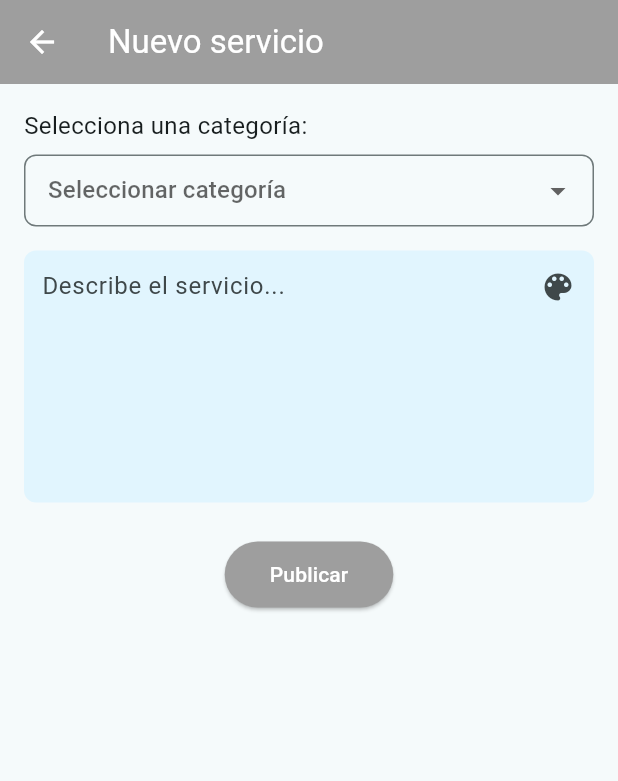
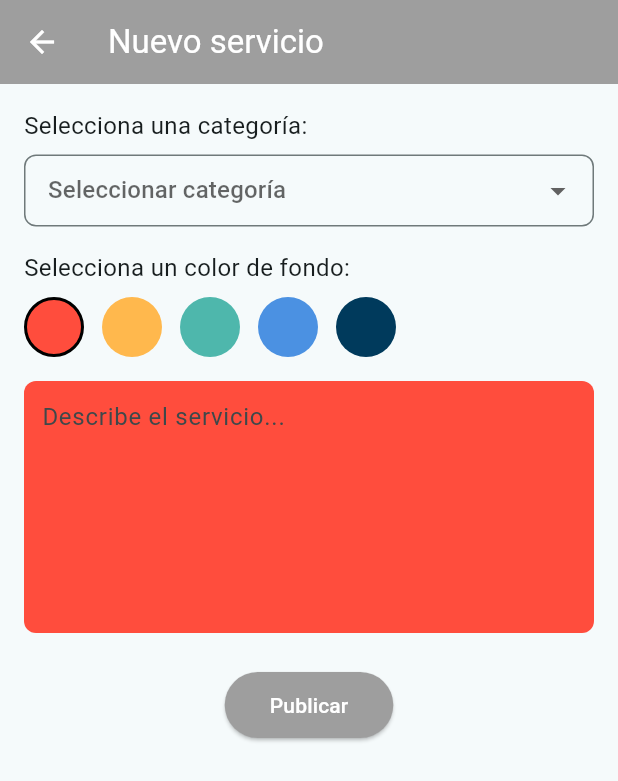
Before and after one commit to Kimberly-Porras/U-nidos, a Flutter app: the HomeScreen screen opened by its route, after a tap on the "add" icon, on a phone screen of 412 x 824 dp. Shown: the top 781 px of the screen. Run offline on Flutter 3.47's test engine with Material 3 defaults, Android fonts, the phone set to English and light mode, and no system bars; our stand-ins replace bloc, cloud_firestore, connectivity_plus, equatable, firebase_auth, firebase_core and 3 more; accounts and stored records are empty.

Commit message:
Corrección de color de interfaces

```diff
--- /dev/null
+++ b/u_nidos/lib/app_colors.dart
@@ -0,0 +1,15 @@
+import 'package:flutter/material.dart';
+
+class AppColors {
+  static final Map<String, Color> coloresUniversidades = {
+    'UNA': Color(0xFFAD002E),
+    'UCR': Color(0xFF007DC5),
+    'TEC': Color(0xFF0C2340),
+    'UNED': Color(0xFF003366),
+    'UTN': Color(0xFF003865),
+  };
+
+  static Color obtenerColor(String universidad) {
+    return coloresUniversidades[universidad] ?? Colors.grey;
+  }
+}
--- a/u_nidos/lib/chat/screens/chat_page.dart
+++ b/u_nidos/lib/chat/screens/chat_page.dart
@@ -31,7 +31,9 @@ class _ChatPageState extends State<ChatPage> {
   @override
   Widget build(BuildContext context) {
     return Scaffold(
-      appBar: AppBar(title: const Text('Mis chats')),
+      appBar: AppBar(
+        title: const Text('Mis chats'),
+      ), // ✅ Usa el color del tema automáticamente
       body: BlocBuilder<ConversationListBloc, ConversationListState>(
         builder: (context, state) {
           if (state is ConversationListLoading) {
@@ -115,7 +117,7 @@ class _ChatPageState extends State<ChatPage> {
                             builder:
                                 (_) => ChatConversationPage(
                                   nombreContacto: nombre,
-                                  fotoUrl: '', // vacío porque no se usa
+                                  fotoUrl: '', // no se usa
                                   contactoId: contactoId,
                                   usuarioActualId: widget.usuarioActualId,
                                 ),
--- a/u_nidos/lib/list_publication/screen/publications_page.dart
+++ b/u_nidos/lib/list_publication/screen/publications_page.dart
@@ -2,11 +2,13 @@ import 'package:flutter/material.dart';
 import 'package:flutter_bloc/flutter_bloc.dart';
 import 'package:firebase_auth/firebase_auth.dart';
 import 'package:share_plus/share_plus.dart';
+
 import 'package:u_nidos/list_publication/bloc/publications_bloc.dart';
 import 'package:u_nidos/list_publication/bloc/publications_state.dart';
 import 'package:u_nidos/list_publication/bloc/publications_event.dart';
 import 'package:u_nidos/list_publication/repository/publications_repository.dart';
 import 'package:u_nidos/list_publication/widget/publication_card.dart';
+
 import 'package:u_nidos/shared_preferences.dart';
 import 'package:u_nidos/chat/screens/chat_conversation_page.dart';
 import 'package:u_nidos/auth/bloc/screens/public_profile_page.dart';
@@ -20,16 +22,7 @@ class PublicationsPage extends StatefulWidget {
 
 class _PublicationsPageState extends State<PublicationsPage> {
   final TextEditingController _busquedaCtrl = TextEditingController();
-  late Color _colorPrincipal = Colors.blueAccent;
   String _filtro = '';
-
-  final Map<String, Color> coloresUniversidades = {
-    'UNA': const Color(0xFFAD002E),
-    'UCR': const Color(0xFF007DC5),
-    'TEC': const Color(0xFF0C2340),
-    'UNED': const Color(0xFF003366),
-    'UTN': const Color(0xFF003865),
-  };
 
   @override
   void initState() {
@@ -50,10 +43,12 @@ class _PublicationsPageState extends State<PublicationsPage> {
 
   @override
   Widget build(BuildContext context) {
+    final colorPrincipal = Theme.of(context).primaryColor;
+
     return Scaffold(
       appBar: AppBar(
         title: const Text('Inicio'),
-        backgroundColor: _colorPrincipal,
+        backgroundColor: colorPrincipal,
       ),
       body: Column(
         children: [
@@ -79,7 +74,8 @@ class _PublicationsPageState extends State<PublicationsPage> {
                 if (state is PublicacionCargando) {
                   return const Center(child: CircularProgressIndicator());
                 } else if (state is PublicacionCargada) {
-                  final publicaciones = state.publicaciones.where((pub) {
+                  final publicaciones =
+                      state.publicaciones.where((pub) {
                         return pub.descripcion.toLowerCase().contains(
                           _filtro.toLowerCase(),
                         );
@@ -96,7 +92,6 @@ class _PublicationsPageState extends State<PublicationsPage> {
                     itemCount: publicaciones.length,
                     itemBuilder: (context, index) {
                       final p = publicaciones[index];
-
                       final fondoSeguro =
                           (p.fondo is int) ? p.fondo : 0xFFE0E0E0;
 
@@ -120,8 +115,9 @@ class _PublicationsPageState extends State<PublicationsPage> {
                           if (uidActual == uidDestino) {
                             ScaffoldMessenger.of(context).showSnackBar(
                               const SnackBar(
-                                content:
-                                    Text('No puedes chatear contigo mismo'),
+                                content: Text(
+                                  'No puedes chatear contigo mismo',
+                                ),
                               ),
                             );
                             return;
@@ -130,7 +126,8 @@ class _PublicationsPageState extends State<PublicationsPage> {
                           Navigator.push(
                             context,
                             MaterialPageRoute(
-                              builder: (_) => ChatConversationPage(
+                              builder:
+                                  (_) => ChatConversationPage(
                                     nombreContacto: p.nombre,
                                     fotoUrl: '',
                                     contactoId: uidDestino,
@@ -141,8 +138,7 @@ class _PublicationsPageState extends State<PublicationsPage> {
                         },
                         onCompartir: () {
                           Share.share(
-                            'Servicio en U-NIDOS:\n\n'
-                            '${p.nombre} ofrece: ${p.descripcion}',
+                            'Servicio en U-NIDOS:\n\n${p.nombre} ofrece: ${p.descripcion}',
                           );
                         },
                       );
@@ -162,7 +158,7 @@ class _PublicationsPageState extends State<PublicationsPage> {
         onPressed: () {
           // TODO: Navegar a la pantalla para publicar servicio
         },
-        backgroundColor: _colorPrincipal,
+        backgroundColor: colorPrincipal,
         child: const Icon(Icons.add),
       ),
     );
--- a/u_nidos/lib/main.dart
+++ b/u_nidos/lib/main.dart
@@ -26,6 +26,9 @@ import 'chat/bloc conversation list/conversation_list_bloc.dart';
 import 'package:u_nidos/list_publication/bloc/publications_bloc.dart';
 import 'package:u_nidos/list_publication/repository/publications_repository.dart';
 import 'package:intl/date_symbol_data_local.dart';
+
+import 'university_theme.dart';
+import 'app_colors.dart';
 
 final GlobalKey<ScaffoldMessengerState> scaffoldMessengerKey =
     GlobalKey<ScaffoldMessengerState>();
@@ -65,15 +68,6 @@ class UNidosApp extends StatefulWidget {
 
 class _UNidosAppState extends State<UNidosApp> {
   String? universidadSeleccionada;
-
-  final Map<String, Color> coloresUniversidades = {
-    'UNA': Color(0xFFAD002E),
-    'UCR': Color(0xFF007DC5),
-    'TEC': Color(0xFF0C2340),
-    'UNED': Color(0xFF003366),
-    'UTN': Color(0xFF003865),
-  };
-
   final AuthRepository authRepository = AuthRepository();
 
   @override
@@ -91,8 +85,7 @@ class _UNidosAppState extends State<UNidosApp> {
 
   @override
   Widget build(BuildContext context) {
-    Color colorPrimario =
-        coloresUniversidades[universidadSeleccionada] ?? Colors.grey;
+    final colorPrimario = AppColors.obtenerColor(universidadSeleccionada ?? '');
 
     return MultiBlocProvider(
       providers: [
@@ -186,7 +179,7 @@ class AuthWrapper extends StatelessWidget {
         } else if (state is AuthSuccess) {
           final uid = state.uid;
           print('🧑 UID autenticado desde AuthSuccess: $uid');
-          return HomeScreen(uid: state.uid);
+          return HomeScreen(uid: uid);
         } else {
           return const LoginScreen();
         }
--- a/u_nidos/lib/profile/screens/perfil_page.dart
+++ b/u_nidos/lib/profile/screens/perfil_page.dart
@@ -28,21 +28,21 @@ class _PerfilPageState extends State<PerfilPage> {
 
   void _cerrarSesion(BuildContext context) async {
     await FirebaseAuth.instance.signOut();
-
     if (!mounted) return;
-
     Navigator.of(context).pushNamedAndRemoveUntil('/access', (route) => false);
   }
 
   @override
   Widget build(BuildContext context) {
     final uid = FirebaseAuth.instance.currentUser?.uid ?? '';
+    final colorUniversidad = Theme.of(context).primaryColor;
 
     return BlocProvider(
       create: (_) => ProfileBloc()..add(LoadUserProfile(uid)),
       child: Scaffold(
         appBar: AppBar(
           title: const Text('Mi Perfil'),
+          backgroundColor: colorUniversidad,
           actions: [
             IconButton(
               icon: const Icon(Icons.logout),
@@ -157,7 +157,7 @@ class _PerfilPageState extends State<PerfilPage> {
                       );
                     },
                     style: ElevatedButton.styleFrom(
-                      backgroundColor: Theme.of(context).primaryColor,
+                      backgroundColor: colorUniversidad,
                       foregroundColor: Colors.white,
                       minimumSize: const Size(double.infinity, 50),
                     ),
--- a/u_nidos/lib/publication/screens/publicar_servicio_page.dart
+++ b/u_nidos/lib/publication/screens/publicar_servicio_page.dart
@@ -1,11 +1,17 @@
 import 'package:flutter/material.dart';
 import 'package:flutter_bloc/flutter_bloc.dart';
-import 'package:flutter_colorpicker/flutter_colorpicker.dart';
 import '../bloc/publication_bloc.dart';
 import '../bloc/publication_event.dart';
 import '../bloc/publication_state.dart';
 
-class PublicarServicioPage extends StatelessWidget {
+class PublicarServicioPage extends StatefulWidget {
+  const PublicarServicioPage({super.key});
+
+  @override
+  State<PublicarServicioPage> createState() => _PublicarServicioPageState();
+}
+
+class _PublicarServicioPageState extends State<PublicarServicioPage> {
   final List<Map<String, dynamic>> categorias = [
     {'label': 'Arte', 'icon': Icons.brush, 'color': Colors.pink},
     {'label': 'Música', 'icon': Icons.music_note, 'color': Colors.deepPurple},
@@ -34,35 +40,27 @@ class PublicarServicioPage extends StatelessWidget {
     },
   ];
 
-  PublicarServicioPage({super.key});
-
-  void _mostrarColorPicker(BuildContext context, Color actual) async {
-    final color = await showDialog<Color>(
-      context: context,
-      builder:
-          (_) => AlertDialog(
-            title: const Text('Seleccionar color de fondo'),
-            content: BlockPicker(
-              pickerColor: actual,
-              onColorChanged: (c) => Navigator.pop(context, c),
-            ),
-          ),
-    );
-
-    if (color != null) {
-      context.read<PublicationBloc>().add(BackgroundColorChanged(color));
-    }
-  }
+  final List<Color> coloresUniversales = [
+    Color(0xFFFF4D3D),
+    Color(0xFFFFB84D),
+    Color(0xFF4EB7AC),
+    Color(0xFF4B91E2),
+    Color(0xFF003A5C),
+  ];
 
   @override
   Widget build(BuildContext context) {
     return BlocProvider(
-      create: (_) => PublicationBloc(),
-      child: Scaffold(
+      create:
+          (_) =>
+              PublicationBloc()..add(
+                BackgroundColorChanged(Color(0xFFFF4D3D)),
+              ), // color inicial
+      child: BlocBuilder<PublicationBloc, PublicationState>(
+        builder: (context, state) {
+          return Scaffold(
             appBar: AppBar(title: const Text('Nuevo servicio')),
-        body: BlocBuilder<PublicationBloc, PublicationState>(
-          builder: (context, state) {
-            return Padding(
+            body: Padding(
               padding: const EdgeInsets.all(16),
               child: Column(
                 crossAxisAlignment: CrossAxisAlignment.start,
@@ -72,8 +70,6 @@ class PublicarServicioPage extends StatelessWidget {
                     style: TextStyle(fontSize: 16),
                   ),
                   const SizedBox(height: 8),
-
-                  /// Dropdown personalizado con iconos y colores
                   DropdownButtonFormField<String>(
                     value: state.categoria.isEmpty ? null : state.categoria,
                     hint: const Text('Seleccionar categoría'),
@@ -111,11 +107,41 @@ class PublicarServicioPage extends StatelessWidget {
                       }
                     },
                   ),
-
                   const SizedBox(height: 16),
-                  Stack(
-                    alignment: Alignment.topRight,
-                    children: [
+                  const Text(
+                    'Selecciona un color de fondo:',
+                    style: TextStyle(fontSize: 16),
+                  ),
+                  const SizedBox(height: 8),
+                  Wrap(
+                    spacing: 12,
+                    children:
+                        coloresUniversales.map((color) {
+                          return GestureDetector(
+                            onTap: () {
+                              context.read<PublicationBloc>().add(
+                                BackgroundColorChanged(color),
+                              );
+                            },
+                            child: Container(
+                              width: 40,
+                              height: 40,
+                              decoration: BoxDecoration(
+                                color: color,
+                                shape: BoxShape.circle,
+                                border: Border.all(
+                                  color:
+                                      state.fondo == color
+                                          ? Colors.black
+                                          : Colors.transparent,
+                                  width: 2,
+                                ),
+                              ),
+                            ),
+                          );
+                        }).toList(),
+                  ),
+                  const SizedBox(height: 16),
                   Container(
                     padding: const EdgeInsets.all(12),
                     decoration: BoxDecoration(
@@ -131,14 +157,8 @@ class PublicarServicioPage extends StatelessWidget {
                       decoration: const InputDecoration.collapsed(
                         hintText: 'Describe el servicio...',
                       ),
+                      style: const TextStyle(color: Colors.white),
                     ),
-                      ),
-                      IconButton(
-                        icon: const Icon(Icons.color_lens),
-                        onPressed:
-                            () => _mostrarColorPicker(context, state.fondo),
-                      ),
-                    ],
                   ),
                   const SizedBox(height: 24),
                   Center(
@@ -162,11 +182,8 @@ class PublicarServicioPage extends StatelessWidget {
                                 );
                               },
                       style: ElevatedButton.styleFrom(
-                        backgroundColor:
-                            Theme.of(
-                              context,
-                            ).primaryColor, // ✅ color por universidad
-                        foregroundColor: Colors.white, // ✅ texto en blanco
+                        backgroundColor: Theme.of(context).primaryColor,
+                        foregroundColor: Colors.white,
                         padding: const EdgeInsets.symmetric(
                           horizontal: 30,
                           vertical: 12,
@@ -179,7 +196,7 @@ class PublicarServicioPage extends StatelessWidget {
                                 width: 20,
                                 child: CircularProgressIndicator(
                                   strokeWidth: 2,
-                                  color: Colors.white, // ✅ loader en blanco
+                                  color: Colors.white,
                                 ),
                               )
                               : const Text('Publicar'),
@@ -187,9 +204,9 @@ class PublicarServicioPage extends StatelessWidget {
                   ),
                 ],
               ),
+            ),
           );
         },
-        ),
       ),
     );
   }
--- a/u_nidos/lib/services/home_screen.dart
+++ b/u_nidos/lib/services/home_screen.dart
@@ -12,7 +12,7 @@ import 'package:u_nidos/chat/repository/chat_repository.dart';
 
 class HomeScreen extends StatefulWidget {
   final String uid;
-  const HomeScreen({super.key, required this.uid}); // ✅ recibe el UID
+  const HomeScreen({super.key, required this.uid});
 
   @override
   State<HomeScreen> createState() => _HomeScreenState();
@@ -20,35 +20,13 @@ class HomeScreen extends StatefulWidget {
 
 class _HomeScreenState extends State<HomeScreen> {
   int _currentIndex = 0;
-  Color _colorPrincipal = Colors.blueAccent;
 
-  final Map<String, Color> coloresUniversidades = {
-    'UNA': Color(0xFFAD002E),
-    'UCR': Color(0xFF007DC5),
-    'TEC': Color(0xFF0C2340),
-    'UNED': Color(0xFF003366),
-    'UTN': Color(0xFF003865),
-  };
-
-  @override
-  void initState() {
-    super.initState();
-    _cargarColorUniversidad();
-  }
-
-  Future<void> _cargarColorUniversidad() async {
-    final uni = await SharedPrefsService.obtenerUniversidad();
-    setState(() {
-      _colorPrincipal = coloresUniversidades[uni] ?? Colors.blueAccent;
-    });
-  }
+  Color get _colorPrincipal => Theme.of(context).primaryColor;
 
   @override
   Widget build(BuildContext context) {
     final List<Widget> _screens = [
       const PublicationsPage(),
-
-      /// ✅ Chat con BLoC y pasando UID correctamente
       MultiBlocProvider(
         providers: [
           BlocProvider(
@@ -60,28 +38,27 @@ class _HomeScreenState extends State<HomeScreen> {
         ],
         child: ChatPage(usuarioActualId: widget.uid),
       ),
-
       const HistorialPage(),
       const PerfilPage(),
     ];
 
     return Scaffold(
       body: _screens[_currentIndex],
-
       floatingActionButton:
           _currentIndex == 0
               ? FloatingActionButton(
                 onPressed: () {
                   Navigator.push(
                     context,
-                    MaterialPageRoute(builder: (_) => PublicarServicioPage()),
+                    MaterialPageRoute(
+                      builder: (_) => const PublicarServicioPage(),
+                    ),
                   );
                 },
                 backgroundColor: _colorPrincipal,
                 child: const Icon(Icons.add, color: Colors.white),
               )
               : null,
-
       bottomNavigationBar: BottomNavigationBar(
         type: BottomNavigationBarType.fixed,
         currentIndex: _currentIndex,
```
Also changed, not shown: u_nidos/lib/chat/screens/chat_conversation_page.dart (+6 -23 lines), u_nidos/lib/services/historial_page.dart (+16 -46 lines), u_nidos/lib/university_theme.dart (added, +36 -0 lines). Lines whose indentation alone changed are shown as unchanged.
